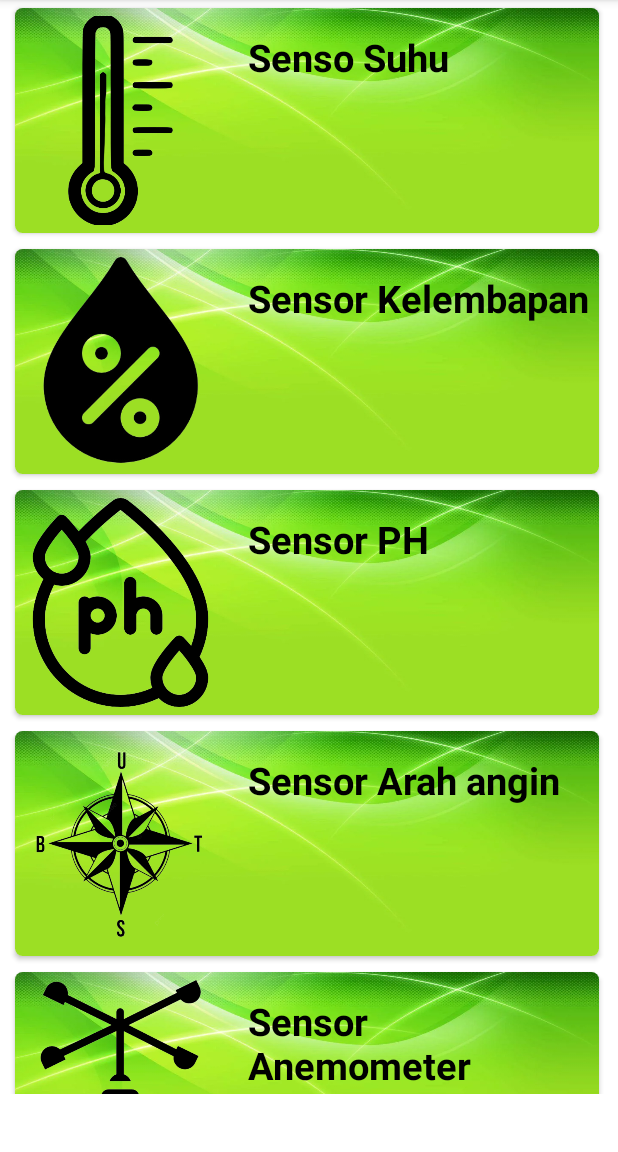
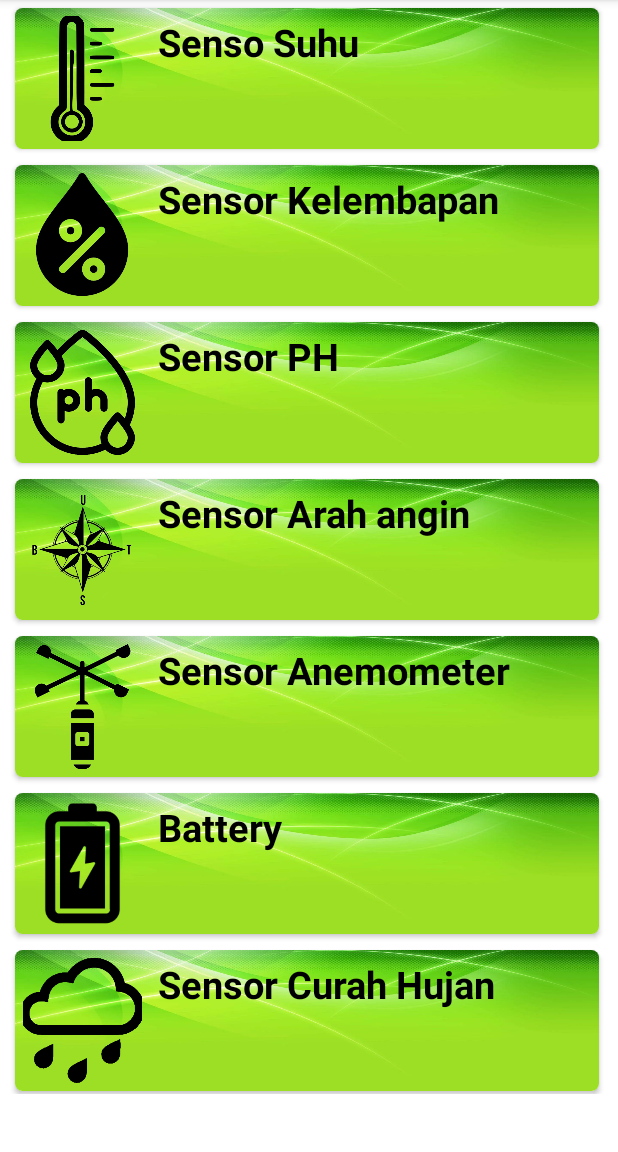
Before and after one commit to mhdbalr/GistingProject, an Android app: the screen it shows after launch (MainActivity), after a tap on "GREEN HOUSE", on a phone screen of 412 x 824 dp, the part 84-1236 px from its top. Run offline under Robolectric (Android 15) with nearby library versions, the phone set to English and light mode, and no system bars.

```diff
--- a/app/src/main/AndroidManifest.xml
+++ b/app/src/main/AndroidManifest.xml
@@ -1,6 +1,7 @@
 <?xml version="1.0" encoding="utf-8"?>
 <manifest xmlns:android="http://schemas.android.com/apk/res/android"
     xmlns:tools="http://schemas.android.com/tools">
+    <uses-permission android:name="android.permission.INTERNET"/>
 
     <application
         android:allowBackup="true"
--- a/app/src/main/java/com/example/gistingproject/adapter/GreenHouseAdapter.kt
+++ b/app/src/main/java/com/example/gistingproject/adapter/GreenHouseAdapter.kt
@@ -1,10 +1,13 @@
 package com.example.gistingproject.adapter
 
+import android.content.Intent
+import android.net.Uri
 import android.view.LayoutInflater
 import android.view.View
 import android.view.ViewGroup
 import android.widget.ImageView
 import android.widget.TextView
+import androidx.appcompat.app.AppCompatActivity
 import androidx.recyclerview.widget.RecyclerView
 import com.example.gistingproject.R
 import com.example.gistingproject.user.ListGreenHouse
@@ -22,9 +25,21 @@ class GreenHouseAdapter(var listStudent: List<ListGreenHouse>): RecyclerView.Ada
     }
 
     override fun onBindViewHolder(holder: GreenHouseAdapter.ViewHolder, position: Int) {
+        val textViewGreenHouse = listStudent[position].nameGreenHouse
         holder.nameGreenHouse.text = listStudent[position].nameGreenHouse
         holder.imgGreenHouse.setImageResource(listStudent[position].imgGreenHouse)
+        holder.itemView.setOnClickListener(object : View.OnClickListener {
+            override fun onClick(p0: View?) {
+                val transaction = p0?.context as AppCompatActivity
+                //intent activity membawa data textpada item untuk disearch pada google
+                val pindahweb = Intent(Intent.ACTION_VIEW)
+                pindahweb.data = Uri.parse("https://www.google.com/search?q=$textViewGreenHouse")
+                transaction.startActivity(pindahweb)
+            }
+        })
     }
+
+
 
     override fun getItemCount(): Int {
         return listStudent.size
--- a/app/src/main/java/com/example/gistingproject/fragment/BerandaFragment.kt
+++ b/app/src/main/java/com/example/gistingproject/fragment/BerandaFragment.kt
@@ -1,13 +1,18 @@
 package com.example.gistingproject.fragment
 
+import android.content.Intent
+import android.net.Uri
 import android.os.Bundle
 import androidx.fragment.app.Fragment
 import android.view.LayoutInflater
 import android.view.View
 import android.view.ViewGroup
+import android.widget.Button
+import androidx.appcompat.app.AppCompatActivity
 import androidx.navigation.fragment.findNavController
 import com.example.gistingproject.R
 import com.example.gistingproject.databinding.FragmentBerandaBinding
+import java.net.URL
 
 
 @Suppress("UNREACHABLE_CODE")
@@ -27,6 +32,26 @@ class BerandaFragment : Fragment() {
             binding.btntoGreenHouse.setOnClickListener{
                 findNavController().navigate(R.id.action_berandaFragment_to_greenHouseFragment)
             }
+          // Mendapatkan referensi ke tombol
+          val buttonTableGH = view.findViewById<Button>(R.id.buttonTableGH)
+
+          // Menambahkan event click listener ke tombol
+          buttonTableGH.setOnClickListener {
+
+              val pindahwebb = Intent(Intent.ACTION_VIEW)
+              pindahwebb.data = Uri.parse("https://www.google.com/search?q=$buttonTableGH")
+              startActivity(pindahwebb)
+          }
+
+          // Mendapatkan referensi ke tombol
+          val buttonGraphGH = view.findViewById<Button>(R.id.buttonGraphGH)
+
+          // Menambahkan event click listener ke tombol
+          buttonGraphGH.setOnClickListener {
+
+              val pindahwebb = Intent(Intent.ACTION_VIEW)
+              pindahwebb.data = Uri.parse("https://www.google.com/search?q=$buttonGraphGH")
+              startActivity(pindahwebb)
+          }
         }
-
 }
--- a/app/src/main/res/layout/item_greenhouse.xml
+++ b/app/src/main/res/layout/item_greenhouse.xml
@@ -15,23 +15,23 @@
 
     <RelativeLayout
         android:layout_width="match_parent"
-        android:layout_height="150dp"
-        android:padding="5dp"
-        android:background="@drawable/img_1">
+        android:layout_height="94dp"
+        android:background="@drawable/img_1"
+        android:padding="5dp">
 
         <ImageView
             android:id="@+id/ivGreenHouse"
-            android:layout_width="130dp"
-            android:layout_height="150dp"
+            android:layout_width="79dp"
+            android:layout_height="88dp"
             android:scaleType="centerCrop"
-            android:src="@drawable/ic_launcher_background"/>
+            android:src="@drawable/ic_launcher_background" />
 
         <TextView
             android:id="@+id/tvNamaSensor"
-            android:layout_width="230dp"
-            android:layout_height="74dp"
-            android:layout_marginLeft="150dp"
-            android:layout_marginTop="10dp"
+            android:layout_width="266dp"
+            android:layout_height="wrap_content"
+            android:layout_marginLeft="90dp"
+            android:layout_marginTop="0dp"
             android:text="Nama Sensor"
             android:textColor="@color/black"
             android:textSize="25dp"
--- a/app/src/main/res/values/strings.xml
+++ b/app/src/main/res/values/strings.xml
@@ -1,4 +1,6 @@
 <resources>
     <string name="app_name">Smart Green House</string>
     <string name="hello_blank_fragment">Hello blank fragment</string>
+    <string name="graph">graph</string>
+    <string name="table">table</string>
 </resources>
```
Also changed, not shown: app/src/main/res/layout/fragment_beranda.xml (+38 -8 lines).
